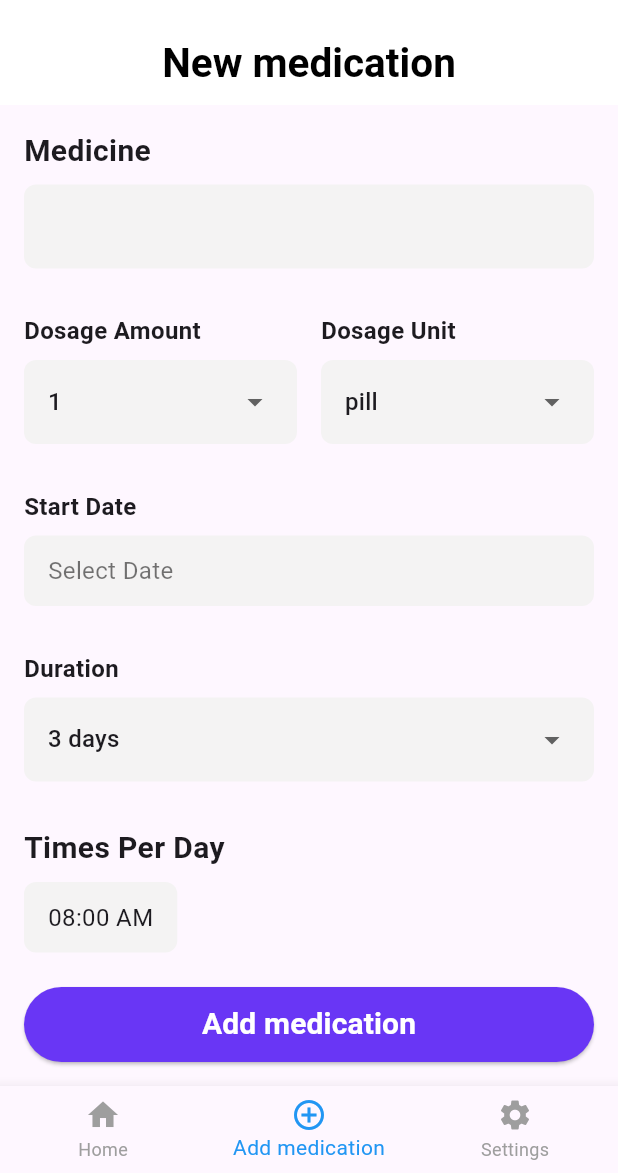
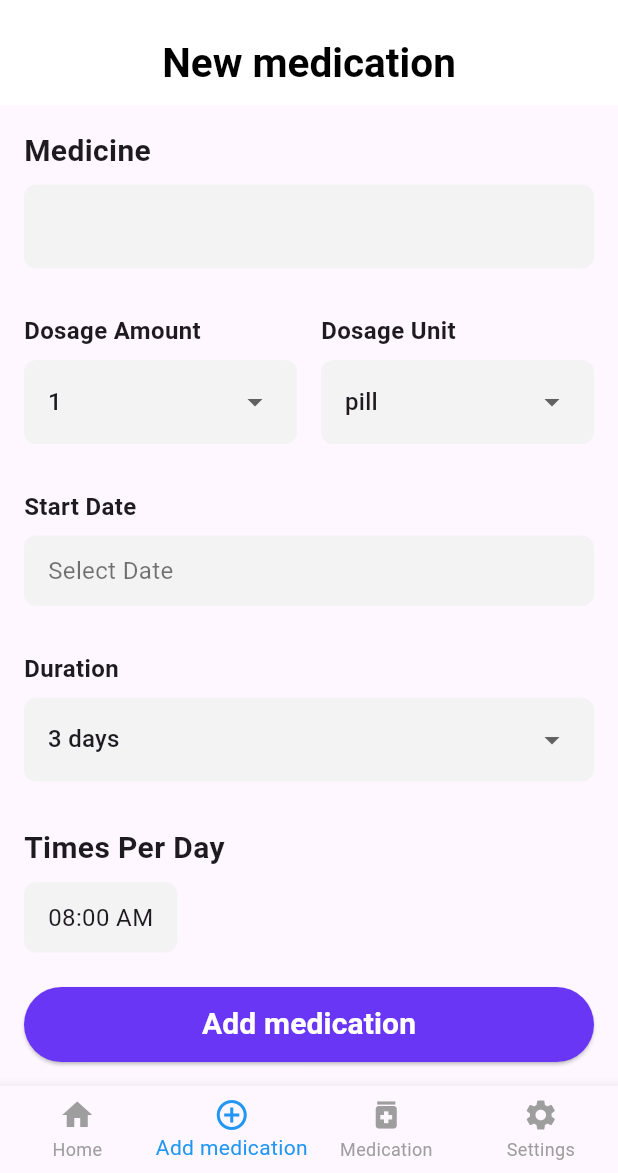
Before and after one commit to mohamed17803/eldercare, a Flutter app: the HomeScreen screen opened directly, item 2 of the bottom bar chosen, on a phone screen of 412 x 824 dp, the part 63-1236 px from its top. Run offline on Flutter 3.47's test engine with Material 3 defaults, Android fonts, the phone set to English and light mode, and no system bars; our stand-ins replace audioplayers, cloud_firestore, firebase_auth, firebase_core, font_awesome_flutter, slider_button; missing offline and left inert: volume_control; accounts and stored records are empty.

Commit message:
"SCRUM-45 <Done>"

```diff
--- a/lib/Screens/home_screen.dart
+++ b/lib/Screens/home_screen.dart
@@ -2,6 +2,7 @@ import 'package:flutter/material.dart';
 import 'package:cloud_firestore/cloud_firestore.dart'; // Firestore integration
 import 'package:firebase_auth/firebase_auth.dart'; // Firebase Authentication
 import 'add_edit_med_screen.dart'; // Import the Add/Edit medication screen
+import 'medicationdet_screen.dart';
 import 'setting_screen.dart'; // Import Settings screen
 
 class HomeScreen extends StatefulWidget {
@@ -17,7 +18,8 @@ class _HomeScreenState extends State<HomeScreen> {
   // List of screens to navigate between
   static const List<Widget> screens = <Widget>[
     HomeScreenContent(), // Home Screen Content to display medications
-    EditScreen(), // Add/Edit Medication Screen
+    EditScreen(),
+    MedicationdetScreen(),// Add/Edit Medication Screen
     SettingsPage(), // Settings Screen
   ];
 
@@ -45,6 +47,7 @@ class _HomeScreenState extends State<HomeScreen> {
         items: const [
           BottomNavigationBarItem(icon: Icon(Icons.home), label: 'Home'),
           BottomNavigationBarItem(icon: Icon(Icons.add_circle_outline), label: 'Add medication'),
+          BottomNavigationBarItem(icon: Icon(Icons.medication), label: 'Medication'),
           BottomNavigationBarItem(icon: Icon(Icons.settings), label: 'Settings'),
         ],
         currentIndex: _selectedIndex,
```
